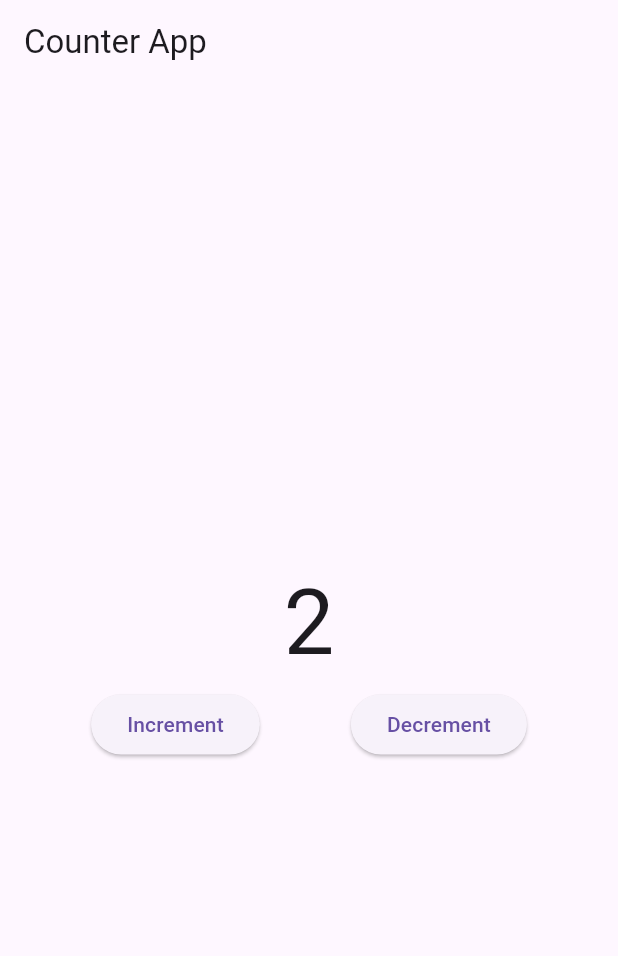
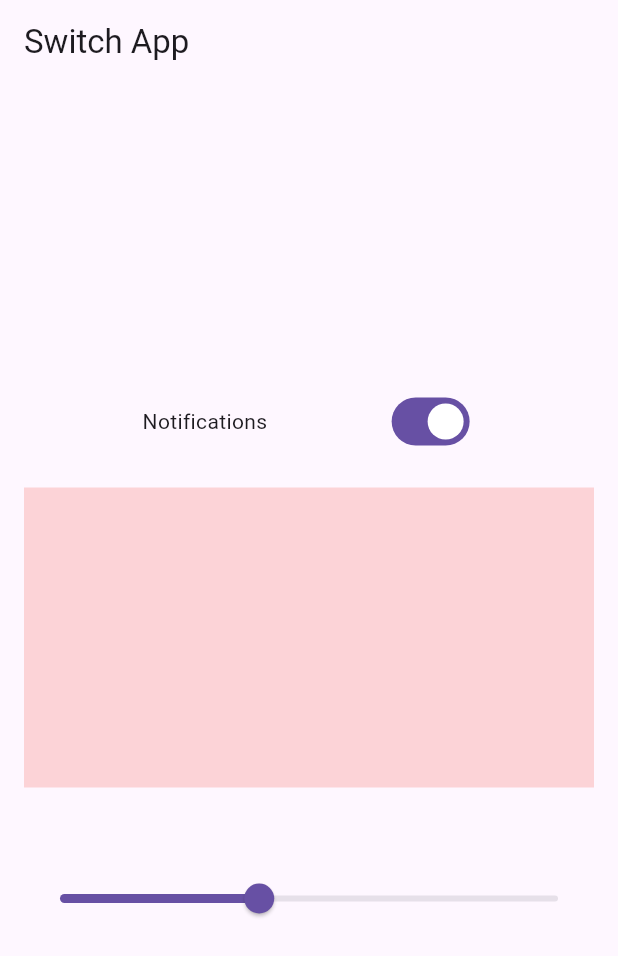
Before and after one commit to abdulmoiz2501/BLOC, a Flutter app: the screen it shows after launch, on a phone screen of 412 x 824 dp. Shown: the top 956 px of the screen. Run offline on Flutter 3.47's test engine with Material 3 defaults, Android fonts, the phone set to English and light mode, and no system bars; our stand-ins replace bloc, equatable, flutter_bloc.

Commit message:
switch & slider example

```diff
--- a/lib/5_counter_example/ui/counter_screen.dart
+++ b/lib/5_counter_example/ui/counter_screen.dart
@@ -26,8 +26,6 @@ class _CounterScreenState extends State<CounterScreen> {
         children: [
           BlocBuilder<CounterBloc, CounterState>(
             builder: (context, state) {
-             // print("build");
-              print('CounterScreen: ${state.counter}');
               return Center(
                 child: Text(
                   state.counter.toString(),
--- /dev/null
+++ b/lib/6_slider_&_switch_example/switch_and_slider/ui/switch_screen.dart
@@ -0,0 +1,40 @@
+import 'package:flutter/material.dart';
+
+
+class SwitchScreen extends StatelessWidget {
+  const SwitchScreen({super.key});
+
+  @override
+  Widget build(BuildContext context) {
+    return Scaffold(
+      appBar: AppBar(title: const Text('Switch App')),
+
+      body: Padding(
+        padding: const EdgeInsets.all(16.0),
+        child: Column(
+          crossAxisAlignment: CrossAxisAlignment.center,
+          mainAxisAlignment: MainAxisAlignment.center,
+          children: [
+            Row(
+              mainAxisAlignment: MainAxisAlignment.spaceEvenly,
+              children: [
+                const Text('Notifications'),
+                Switch(
+                  value: true,
+                  onChanged: (newValue) {},
+                ),
+              ],
+            ),
+            const SizedBox(height: 20),
+            Container(
+              height: 200,
+              color: Colors.red.withOpacity(0.2),
+            ),
+            const SizedBox(height: 50),
+            Slider(value: 0.4, onChanged: (value){})
+          ],
+        ),
+      ),
+    );
+  }
+}
--- a/lib/main.dart
+++ b/lib/main.dart
@@ -2,6 +2,8 @@ import 'package:bloc_learning/5_counter_example/bloc/counter_bloc.dart';
 import 'package:bloc_learning/5_counter_example/ui/counter_screen.dart';
 import 'package:flutter/material.dart';
 import 'package:flutter_bloc/flutter_bloc.dart';
+
+import '6_slider_&_switch_example/switch_and_slider/ui/switch_screen.dart';
 void main() {
   runApp(const MyApp());
 }
@@ -15,7 +17,7 @@ class MyApp extends StatelessWidget {
       create: (_) => CounterBloc(),
       child: MaterialApp(
         debugShowCheckedModeBanner: false,
-        home: CounterScreen(),
+        home: SwitchScreen(),
       ),
     );
   }
```
Also changed, not shown: lib/5_counter_example/bloc/counter_event.dart (+2 -6 lines), lib/6_slider_&_switch_example/switch_and_slider/bloc/switch_bloc.dart (added, +16 -0 lines), lib/6_slider_&_switch_example/switch_and_slider/bloc/switch_event.dart (added, +9 -0 lines), lib/6_slider_&_switch_example/switch_and_slider/bloc/switch_state.dart (added, +17 -0 lines), pubspec.lock, 125 other files.
